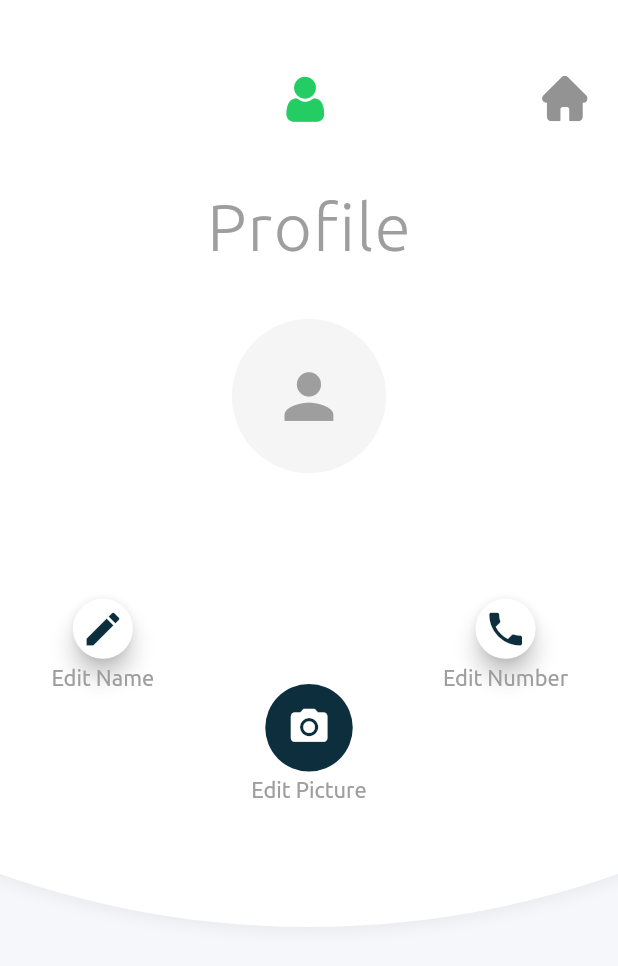
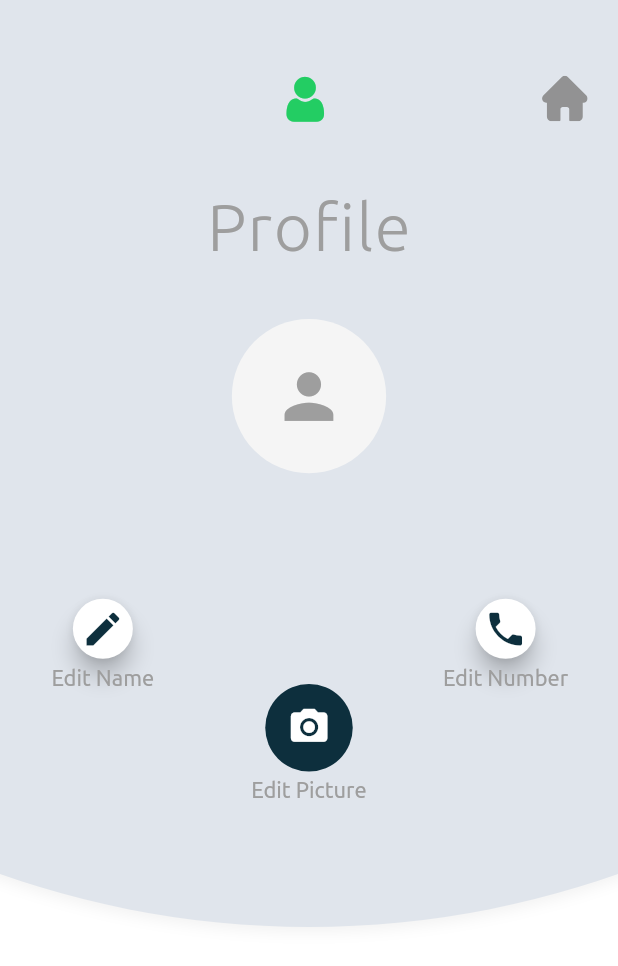
Before and after one commit to Laytoder/udus, a Flutter app: the ProfilePage screen opened directly with empty values, on a phone screen of 412 x 824 dp. Shown: the top 966 px of the screen. Run offline on Flutter 3.47's test engine with Material 2 defaults, Android fonts, the phone set to English and light mode, and no system bars; our stand-ins replace cached_network_image, carousel_slider, circular_profile_avatar, cloud_firestore, firebase_auth, firebase_messaging and 15 more; missing offline and left inert: angles, flutter_polyline_points, geoflutterfire, google_directions_api, google_map_location_picker, neumorphic; accounts and stored records are empty; project files that could hold a hidden picture were left out.

Commit message:
profile page color changes

```diff
--- a/lib/Pages/profilePage.dart
+++ b/lib/Pages/profilePage.dart
@@ -101,9 +101,9 @@ class _ProfilePageState extends State<ProfilePage>
             AnimatedContainer(
               duration: Duration(milliseconds: 300),
               transform: Matrix4.diagonal3Values(1.0, curvedLength, 1.0),
-              color: Color(0xfff6f7fb),
+              color: Colors.white,
               child: CurvedDecorator(
-                color: Colors.white,
+                color: Color(0xffE0E5EC),
                 radius: MediaQuery.of(context).size.height * 0.75,
               ),
             ),
```
